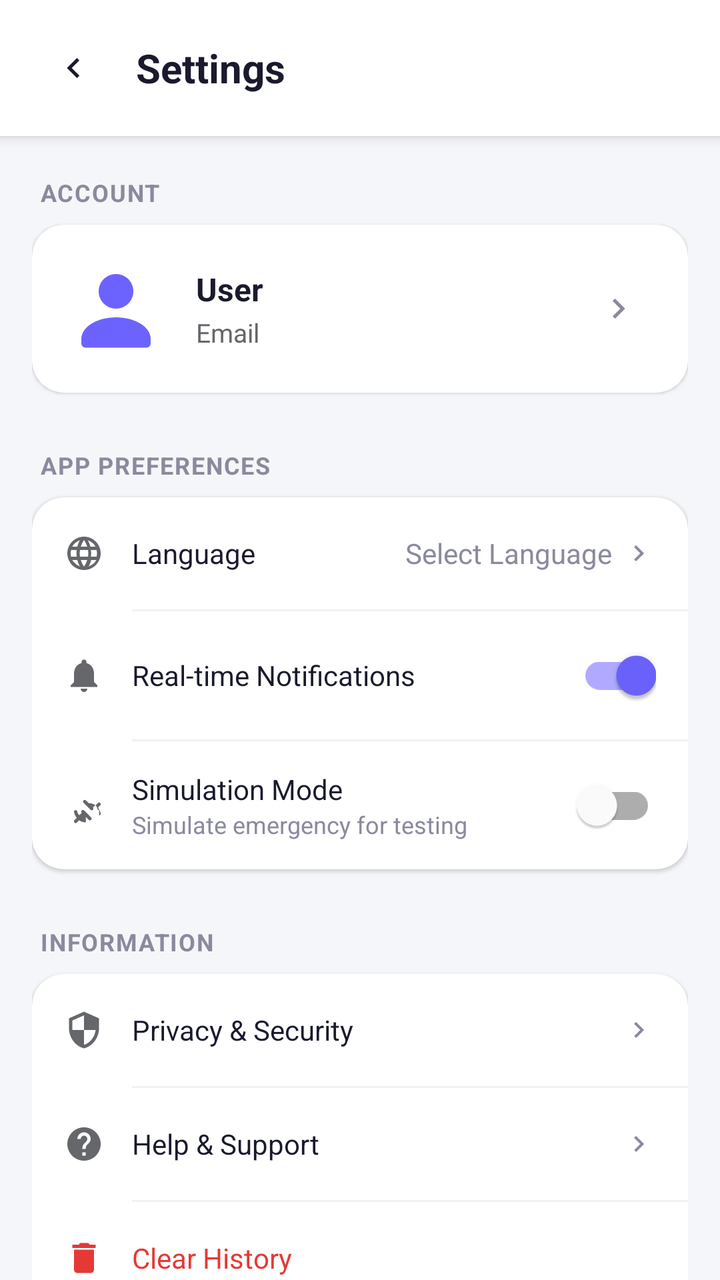
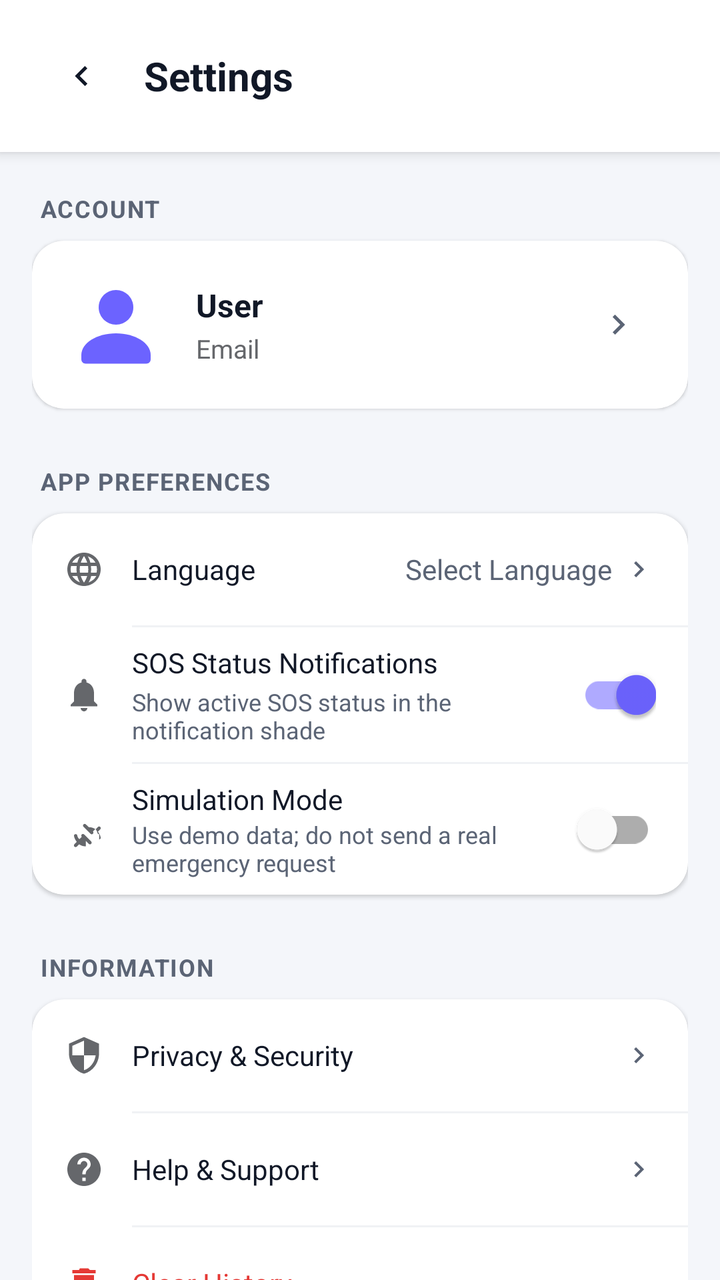

Screens rendered from an Android XML layout before and after an edit, with the pre-edit source and the edit as a unified diff.
<!-- AndroidManifest.xml: application theme Theme.EmergencySOSApp -->
<!-- res/layout/activity_settings.xml -->
<?xml version="1.0" encoding="utf-8"?>
<LinearLayout xmlns:android="http://schemas.android.com/apk/res/android"
    xmlns:app="http://schemas.android.com/apk/res-auto"
    android:layout_width="match_parent"
    android:layout_height="match_parent"
    android:background="@color/background"
    android:orientation="vertical">

    
    <LinearLayout
        android:id="@+id/settingsHeader"
        android:layout_width="match_parent"
        android:layout_height="wrap_content"
        android:gravity="center_vertical"
        android:orientation="horizontal"
        android:paddingHorizontal="16dp"
        android:paddingVertical="14dp"
        android:background="@color/white"
        android:elevation="4dp">

        <ImageView
            android:id="@+id/btnBack"
            android:layout_width="40dp"
            android:layout_height="40dp"
            android:background="?attr/selectableItemBackgroundBorderless"
            android:padding="10dp"
            android:src="@drawable/ic_chevron_right"
            android:rotation="180"
            app:tint="@color/text_dark"
            android:contentDescription="@string/back"
            android:clickable="true"
            android:focusable="true"/>

        <TextView
            android:layout_width="wrap_content"
            android:layout_height="wrap_content"
            android:layout_marginStart="12dp"
            android:text="@string/settings_title"
            android:textColor="@color/text_dark"
            android:textSize="20sp"
            android:textStyle="bold" />
    </LinearLayout>

    <androidx.core.widget.NestedScrollView
        android:layout_width="match_parent"
        android:layout_height="match_parent"
        android:clipToPadding="false"
        android:paddingBottom="24dp">

        <LinearLayout
            android:layout_width="match_parent"
            android:layout_height="wrap_content"
            android:orientation="vertical"
            android:paddingHorizontal="16dp"
            android:paddingTop="20dp">

            
            <TextView
                android:layout_width="wrap_content"
                android:layout_height="wrap_content"
                android:layout_marginStart="4dp"
                android:layout_marginBottom="8dp"
                android:text="@string/account_label"
                android:textColor="@color/text_gray"
                android:textSize="12sp"
                android:textAllCaps="true"
                android:letterSpacing="0.05"
                android:textStyle="bold" />

            <com.google.android.material.card.MaterialCardView
                android:id="@+id/cardAccount"
                android:layout_width="match_parent"
                android:layout_height="wrap_content"
                android:clickable="true"
                android:focusable="true"
                android:foreground="?attr/selectableItemBackground"
                app:cardCornerRadius="16dp"
                app:cardElevation="1dp"
                app:cardBackgroundColor="@color/white"
                app:strokeWidth="0dp">

                <LinearLayout
                    android:layout_width="match_parent"
                    android:layout_height="wrap_content"
                    android:gravity="center_vertical"
                    android:padding="16dp">

                    <com.google.android.material.imageview.ShapeableImageView
                        android:id="@+id/ivSettingsProfile"
                        android:layout_width="52dp"
                        android:layout_height="52dp"
                        android:src="@drawable/ic_personal"
                        android:scaleType="centerCrop"
                        app:shapeAppearanceOverlay="@style/Circle" />

                    <LinearLayout
                        android:layout_width="0dp"
                        android:layout_height="wrap_content"
                        android:layout_marginStart="14dp"
                        android:layout_weight="1"
                        android:orientation="vertical">

                        <TextView
                            android:id="@+id/tvUserName"
                            android:layout_width="wrap_content"
                            android:layout_height="wrap_content"
                            android:text="@string/default_user_name"
                            android:textColor="@color/text_dark"
                            android:textSize="16sp"
                            android:textStyle="bold" />

                        <TextView
                            android:id="@+id/tvUserEmail"
                            android:layout_width="wrap_content"
                            android:layout_height="wrap_content"
                            android:layout_marginTop="2dp"
                            android:text="@string/email_label"
                            android:textColor="@color/text_secondary"
                            android:textSize="13sp" />
                    </LinearLayout>

                    <ImageView
                        android:layout_width="36dp"
                        android:layout_height="36dp"
                        android:padding="8dp"
                        android:src="@drawable/ic_chevron_right"
                        app:tint="@color/text_gray"
                        android:importantForAccessibility="no" />
                </LinearLayout>
            </com.google.android.material.card.MaterialCardView>

            
            <TextView
                android:layout_width="wrap_content"
                android:layout_height="wrap_content"
                android:layout_marginTop="28dp"
                android:layout_marginStart="4dp"
                android:layout_marginBottom="8dp"
                android:text="@string/app_preferences"
                android:textColor="@color/text_gray"
                android:textSize="12sp"
                android:textAllCaps="true"
                android:letterSpacing="0.05"
                android:textStyle="bold" />

            <com.google.android.material.card.MaterialCardView
                android:layout_width="match_parent"
                android:layout_height="wrap_content"
                app:cardCornerRadius="16dp"
                app:cardElevation="1dp"
                app:cardBackgroundColor="@color/white"
                app:strokeWidth="0dp">

                <LinearLayout
                    android:layout_width="match_parent"
                    android:layout_height="wrap_content"
                    android:orientation="vertical">

                    
                    <LinearLayout
                        android:id="@+id/rowLanguage"
                        android:layout_width="match_parent"
                        android:layout_height="wrap_content"
                        android:minHeight="56dp"
                        android:clickable="true"
                        android:focusable="true"
                        android:background="?attr/selectableItemBackground"
                        android:gravity="center_vertical"
                        android:paddingHorizontal="16dp"
                        android:paddingVertical="12dp">

                        <ImageView
                            android:layout_width="20dp"
                            android:layout_height="20dp"
                            android:src="@drawable/ic_language"
                            app:tint="@color/text_secondary"
                            android:importantForAccessibility="no" />

                        <TextView
                            android:layout_width="0dp"
                            android:layout_height="wrap_content"
                            android:layout_marginStart="14dp"
                            android:layout_weight="1"
                            android:text="@string/language_label"
                            android:textColor="@color/text_dark"
                            android:textSize="14sp" />

                        <TextView
                            android:id="@+id/tvCurrentLanguage"
                            android:layout_width="wrap_content"
                            android:layout_height="wrap_content"
                            android:layout_marginEnd="6dp"
                            android:text="@string/select_language"
                            android:textColor="@color/text_gray"
                            android:textSize="14sp" />

                        <ImageView
                            android:layout_width="16dp"
                            android:layout_height="16dp"
                            android:src="@drawable/ic_chevron_right"
                            app:tint="@color/text_gray"
                            android:importantForAccessibility="no" />
                    </LinearLayout>

                    <View
                        android:layout_width="match_parent"
                        android:layout_height="1dp"
                        android:layout_marginStart="50dp"
                        android:background="#F0F2F5" />

                    
                    <LinearLayout
                        android:id="@+id/rowNotifications"
                        android:layout_width="match_parent"
                        android:layout_height="wrap_content"
                        android:minHeight="56dp"
                        android:clickable="true"
                        android:focusable="true"
                        android:background="?attr/selectableItemBackground"
                        android:gravity="center_vertical"
                        android:paddingHorizontal="16dp"
                        android:paddingVertical="8dp">

                        <ImageView
                            android:layout_width="20dp"
                            android:layout_height="20dp"
                            android:src="@drawable/ic_notifications"
                            app:tint="@color/text_secondary"
                            android:importantForAccessibility="no" />

                        <TextView
                            android:layout_width="0dp"
                            android:layout_height="wrap_content"
                            android:layout_marginStart="14dp"
                            android:layout_weight="1"
                            android:text="@string/realtime_notifications"
                            android:textColor="@color/text_dark"
                            android:textSize="14sp" />

                        <com.google.android.material.switchmaterial.SwitchMaterial
                            android:id="@+id/switchNotifications"
                            android:layout_width="wrap_content"
                            android:layout_height="wrap_content"
                            android:clickable="false"
                            android:focusable="false"
                            android:checked="true" />
                    </LinearLayout>

                    <View
                        android:layout_width="match_parent"
                        android:layout_height="1dp"
                        android:layout_marginStart="50dp"
                        android:background="#F0F2F5" />

                    
                    <LinearLayout
                        android:id="@+id/rowSimulation"
                        android:layout_width="match_parent"
                        android:layout_height="wrap_content"
                        android:minHeight="56dp"
                        android:clickable="true"
                        android:focusable="true"
                        android:background="?attr/selectableItemBackground"
                        android:gravity="center_vertical"
                        android:paddingHorizontal="16dp"
                        android:paddingVertical="8dp">

                        <ImageView
                            android:layout_width="20dp"
                            android:layout_height="20dp"
                            android:src="@drawable/ic_simulation"
                            app:tint="@color/text_secondary"
                            android:importantForAccessibility="no" />

                        <LinearLayout
                            android:layout_width="0dp"
                            android:layout_height="wrap_content"
                            android:layout_marginStart="14dp"
                            android:layout_weight="1"
                            android:orientation="vertical">

                            <TextView
                                android:layout_width="wrap_content"
                                android:layout_height="wrap_content"
                                android:text="@string/simulation_mode"
                                android:textColor="@color/text_dark"
                                android:textSize="14sp" />

                            <TextView
                                android:layout_width="wrap_content"
                                android:layout_height="wrap_content"
                                android:text="@string/simulation_mode_desc"
                                android:textColor="@color/text_gray"
                                android:textSize="12sp" />
                        </LinearLayout>

                        <com.google.android.material.switchmaterial.SwitchMaterial
                            android:id="@+id/switchSimulation"
                            android:layout_width="wrap_content"
                            android:layout_height="wrap_content"
                            android:clickable="false"
                            android:focusable="false" />
                    </LinearLayout>
                </LinearLayout>
            </com.google.android.material.card.MaterialCardView>

            
            <TextView
                android:layout_width="wrap_content"
                android:layout_height="wrap_content"
                android:layout_marginTop="28dp"
                android:layout_marginStart="4dp"
                android:layout_marginBottom="8dp"
                android:text="@string/information_label"
                android:textColor="@color/text_gray"
                android:textSize="12sp"
                android:textAllCaps="true"
                android:letterSpacing="0.05"
                android:textStyle="bold" />

            <com.google.android.material.card.MaterialCardView
                android:layout_width="match_parent"
                android:layout_height="wrap_content"
                app:cardCornerRadius="16dp"
                app:cardElevation="1dp"
                app:cardBackgroundColor="@color/white"
                app:strokeWidth="0dp">

                <LinearLayout
                    android:layout_width="match_parent"
                    android:layout_height="wrap_content"
                    android:orientation="vertical">

                    
                    <LinearLayout
                        android:id="@+id/rowPrivacy"
                        android:layout_width="match_parent"
                        android:layout_height="wrap_content"
                        android:minHeight="56dp"
                        android:clickable="true"
                        android:focusable="true"
                        android:background="?attr/selectableItemBackground"
                        android:gravity="center_vertical"
                        android:paddingHorizontal="16dp"
                        android:paddingVertical="12dp">

                        <ImageView
                            android:layout_width="20dp"
                            android:layout_height="20dp"
                            android:src="@drawable/ic_privacy"
                            app:tint="@color/text_secondary"
                            android:importantForAccessibility="no" />

                        <TextView
                            android:layout_width="0dp"
                            android:layout_height="wrap_content"
                            android:layout_marginStart="14dp"
                            android:layout_weight="1"
                            android:text="@string/privacy_security"
                            android:textColor="@color/text_dark"
                            android:textSize="14sp" />

                        <ImageView
                            android:layout_width="16dp"
                            android:layout_height="16dp"
                            android:src="@drawable/ic_chevron_right"
                            app:tint="@color/text_gray"
                            android:importantForAccessibility="no" />
                    </LinearLayout>

                    <View
                        android:layout_width="match_parent"
                        android:layout_height="1dp"
                        android:layout_marginStart="50dp"
                        android:background="#F0F2F5" />

                    
                    <LinearLayout
                        android:id="@+id/rowHelp"
                        android:layout_width="match_parent"
                        android:layout_height="wrap_content"
                        android:minHeight="56dp"
                        android:clickable="true"
                        android:focusable="true"
                        android:background="?attr/selectableItemBackground"
                        android:gravity="center_vertical"
                        android:paddingHorizontal="16dp"
                        android:paddingVertical="12dp">

                        <ImageView
                            android:layout_width="20dp"
                            android:layout_height="20dp"
                            android:src="@drawable/ic_help"
                            app:tint="@color/text_secondary"
                            android:importantForAccessibility="no" />

                        <TextView
                            android:layout_width="0dp"
                            android:layout_height="wrap_content"
                            android:layout_marginStart="14dp"
                            android:layout_weight="1"
                            android:text="@string/help_support"
                            android:textColor="@color/text_dark"
                            android:textSize="14sp" />

                        <ImageView
                            android:layout_width="16dp"
                            android:layout_height="16dp"
                            android:src="@drawable/ic_chevron_right"
                            app:tint="@color/text_gray"
                            android:importantForAccessibility="no" />
                    </LinearLayout>

                    <View
                        android:layout_width="match_parent"
                        android:layout_height="1dp"
                        android:layout_marginStart="50dp"
                        android:background="#F0F2F5" />

                    
                    <LinearLayout
                        android:id="@+id/rowClearHistory"
                        android:layout_width="match_parent"
                        android:layout_height="wrap_content"
                        android:minHeight="56dp"
                        android:clickable="true"
                        android:focusable="true"
                        android:background="?attr/selectableItemBackground"
                        android:gravity="center_vertical"
                        android:paddingHorizontal="16dp"
                        android:paddingVertical="12dp">

                        <ImageView
                            android:layout_width="20dp"
                            android:layout_height="20dp"
                            android:src="@drawable/ic_delete"
                            app:tint="@color/sos_red"
                            android:importantForAccessibility="no" />

                        <TextView
                            android:layout_width="0dp"
                            android:layout_height="wrap_content"
                            android:layout_marginStart="14dp"
                            android:layout_weight="1"
                            android:text="@string/clear_history"
                            android:textColor="@color/sos_red"
                            android:textSize="14sp" />
                    </LinearLayout>
                </LinearLayout>
            </com.google.android.material.card.MaterialCardView>

            <Button
                android:id="@+id/btnLogout"
                style="@style/Widget.MaterialComponents.Button.OutlinedButton"
                android:layout_width="match_parent"
                android:layout_height="56dp"
                android:layout_marginTop="32dp"
                android:text="@string/log_out_btn"
                android:textAllCaps="false"
                android:textColor="@color/sos_red"
                android:textStyle="bold"
                app:strokeColor="@color/sos_red"
                app:cornerRadius="14dp" />

            <TextView
                android:layout_width="wrap_content"
                android:layout_height="wrap_content"
                android:layout_marginTop="20dp"
                android:layout_gravity="center_horizontal"
                android:text="@string/app_version"
                android:textColor="@color/text_gray"
                android:textSize="12sp" />

        </LinearLayout>
    </androidx.core.widget.NestedScrollView>

</LinearLayout>
<!-- resources referenced by this layout -->
<resources>
  <color name="background">#F5F6F9</color>
  <color name="sos_red">#E53935</color>
  <color name="text_dark">#1A1A2E</color>
  <color name="text_gray">#8A8A9E</color>
  <color name="text_secondary">#65676B</color>
  <color name="white">#FFFFFF</color>
  <!-- drawable ic_chevron_right (drawable) -->
  <?xml version="1.0" encoding="utf-8"?>
  <vector xmlns:android="http://schemas.android.com/apk/res/android"
      android:width="20dp"
      android:height="20dp"
      android:viewportWidth="24"
      android:viewportHeight="24">
      <path
          android:fillColor="#8A8A9E"
          android:pathData="M9,6l6,6l-6,6l-1.41,-1.41L12.17,12L7.59,7.41z" />
  </vector>
  <!-- drawable ic_delete (drawable) -->
  <?xml version="1.0" encoding="utf-8"?>
  <vector xmlns:android="http://schemas.android.com/apk/res/android"
      android:width="24dp"
      android:height="24dp"
      android:viewportWidth="24"
      android:viewportHeight="24">
      <path
          android:fillColor="@color/white"
          android:pathData="M6,19c0,1.1 0.9,2 2,2h8c1.1,0 2,-0.9 2,-2V7H6v12zM19,4h-3.5l-1,-1h-5L9,4H5v2h14V4z" />
  </vector>
  <!-- drawable ic_notifications (drawable) -->
  <?xml version="1.0" encoding="utf-8"?>
  <vector xmlns:android="http://schemas.android.com/apk/res/android"
      android:width="24dp"
      android:height="24dp"
      android:viewportWidth="24"
      android:viewportHeight="24">
      <path
          android:fillColor="#000000"
          android:pathData="M12,22c1.1,0 2,-0.9 2,-2h-4c0,1.1 0.9,2 2,2zM18,16v-5c0,-3.07 -1.63,-5.64 -4.5,-6.32V4c0,-0.83 -0.67,-1.5 -1.5,-1.5s-1.5,0.67 -1.5,1.5v0.68C7.64,5.36 6,7.92 6,11v5l-2,2v1h16v-1l-2,-2z"/>
  </vector>
  <!-- drawable ic_personal (drawable) -->
  <?xml version="1.0" encoding="utf-8"?>
  <vector xmlns:android="http://schemas.android.com/apk/res/android"
      android:width="56dp"
      android:height="56dp"
      android:viewportWidth="24"
      android:viewportHeight="24">
      <path
          android:fillColor="#6C63FF"
          android:pathData="M12,12c2.21,0 4,-1.79 4,-4s-1.79,-4 -4,-4 -4,1.79 -4,4 1.79,4 4,4z" />
      <path
          android:fillColor="#6C63FF"
          android:pathData="M12,14c-4.42,0 -8,2.24 -8,5v1c0,0.55 0.45,1 1,1h14c0.55,0 1,-0.45 1,-1v-1c0,-2.76 -3.58,-5 -8,-5z" />
  </vector>
  <!-- drawable ic_privacy (drawable) -->
  <?xml version="1.0" encoding="utf-8"?>
  <vector xmlns:android="http://schemas.android.com/apk/res/android"
      android:width="24dp"
      android:height="24dp"
      android:viewportWidth="24"
      android:viewportHeight="24">
      <path
          android:fillColor="#000000"
          android:pathData="M12,1L3,5v6c0,5.55 3.84,10.74 9,12c5.16,-1.26 9,-6.45 9,-12V5L12,1zM12,11.99h7c-0.53,4.12 -3.28,7.79 -7,8.94V12H5V6.3l7,-3.11V11.99z"/>
  </vector>
  <string name="account_label">Account</string>
  <string name="app_preferences">App Preferences</string>
  <string name="app_version">Version 1.0.0</string>
  <string name="back">Back</string>
  <string name="clear_history">Clear History</string>
  <string name="default_user_name">User</string>
  <string name="email_label">Email</string>
  <string name="help_support">Help &amp; Support</string>
  <string name="information_label">Information</string>
  <string name="language_label">Language</string>
  <string name="log_out_btn">Log Out</string>
  <string name="privacy_security">Privacy &amp; Security</string>
  <string name="realtime_notifications">Real-time Notifications</string>
  <string name="select_language">Select Language</string>
  <string name="settings_title">Settings</string>
  <string name="simulation_mode">Simulation Mode</string>
  <string name="simulation_mode_desc">Simulate emergency for testing</string>
  <style name="Circle">
          <item name="cornerFamily">rounded</item>
          <item name="cornerSize">50%</item>
      </style>
  <color name="primary">#6C63FF</color>
  <color name="primary_dark">#5A52E0</color>
  <!-- unchanged entries left out for length: 4 -->
</resources>

<!-- the commit's change to res/layout/activity_settings.xml (unified diff, before → after) -->
@@ -13,8 +13,8 @@
         android:layout_height="wrap_content"
         android:gravity="center_vertical"
         android:orientation="horizontal"
-        android:paddingHorizontal="16dp"
-        android:paddingVertical="14dp"
+        android:paddingHorizontal="20dp"
+        android:paddingVertical="18dp"
         android:background="@color/white"
         android:elevation="4dp">
 
@@ -228,14 +228,28 @@
                             app:tint="@color/text_secondary"
                             android:importantForAccessibility="no" />
 
-                        <TextView
-                            android:layout_width="0dp"
-                            android:layout_height="wrap_content"
-                            android:layout_marginStart="14dp"
-                            android:layout_weight="1"
-                            android:text="@string/realtime_notifications"
-                            android:textColor="@color/text_dark"
-                            android:textSize="14sp" />
+                        <LinearLayout
+                            android:layout_width="0dp"
+                            android:layout_height="wrap_content"
+                            android:layout_marginStart="14dp"
+                            android:layout_weight="1"
+                            android:orientation="vertical">
+
+                            <TextView
+                                android:layout_width="wrap_content"
+                                android:layout_height="wrap_content"
+                                android:text="@string/realtime_notifications"
+                                android:textColor="@color/text_dark"
+                                android:textSize="14sp" />
+
+                            <TextView
+                                android:layout_width="wrap_content"
+                                android:layout_height="wrap_content"
+                                android:layout_marginTop="2dp"
+                                android:text="@string/realtime_notifications_desc"
+                                android:textColor="@color/text_gray"
+                                android:textSize="12sp" />
+                        </LinearLayout>
 
                         <com.google.android.material.switchmaterial.SwitchMaterial
                             android:id="@+id/switchNotifications"
<!-- resource entries referenced after the edit -->
@@ -1,9 +1,9 @@
 <!-- resources referenced by this layout -->
 <resources>
-  <color name="background">#F5F6F9</color>
+  <color name="background">#F4F6FA</color>
   <color name="sos_red">#E53935</color>
-  <color name="text_dark">#1A1A2E</color>
-  <color name="text_gray">#8A8A9E</color>
+  <color name="text_dark">#111827</color>
+  <color name="text_gray">#5B6475</color>
   <color name="text_secondary">#65676B</color>
   <color name="white">#FFFFFF</color>
   <!-- drawable ic_chevron_right (drawable) -->
@@ -76,11 +76,12 @@
   <string name="language_label">Language</string>
   <string name="log_out_btn">Log Out</string>
   <string name="privacy_security">Privacy &amp; Security</string>
-  <string name="realtime_notifications">Real-time Notifications</string>
+  <string name="realtime_notifications">SOS Status Notifications</string>
+  <string name="realtime_notifications_desc">Show active SOS status in the notification shade</string>
   <string name="select_language">Select Language</string>
   <string name="settings_title">Settings</string>
   <string name="simulation_mode">Simulation Mode</string>
-  <string name="simulation_mode_desc">Simulate emergency for testing</string>
+  <string name="simulation_mode_desc">Use demo data; do not send a real emergency request</string>
   <style name="Circle">
           <item name="cornerFamily">rounded</item>
           <item name="cornerSize">50%</item>
